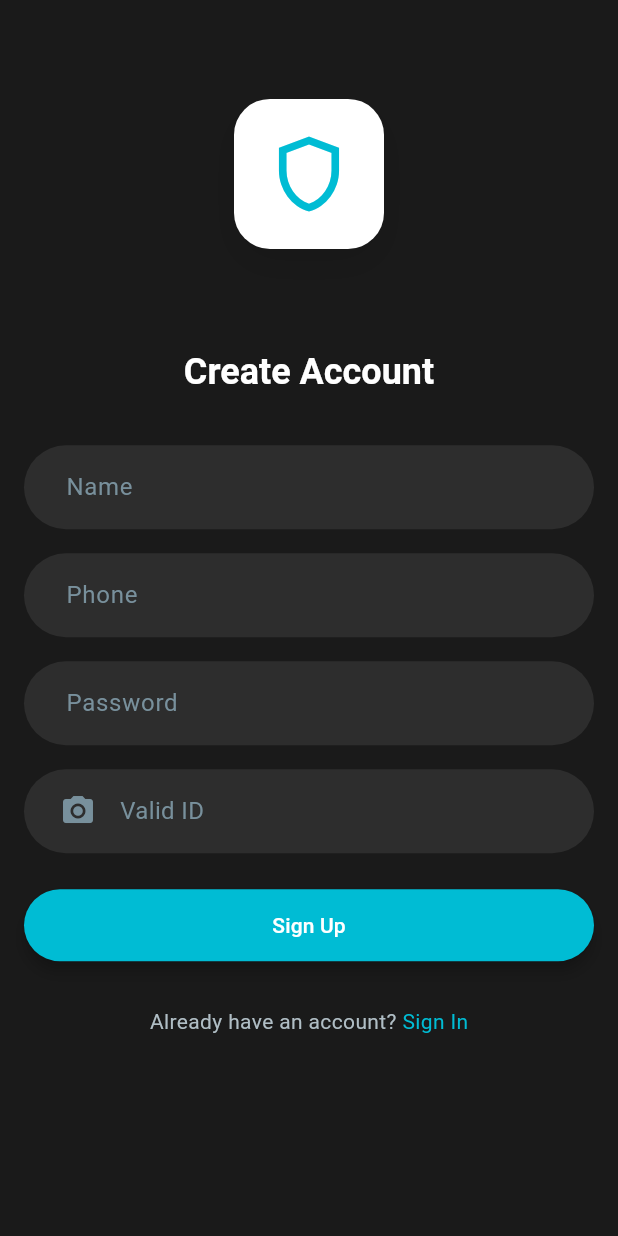
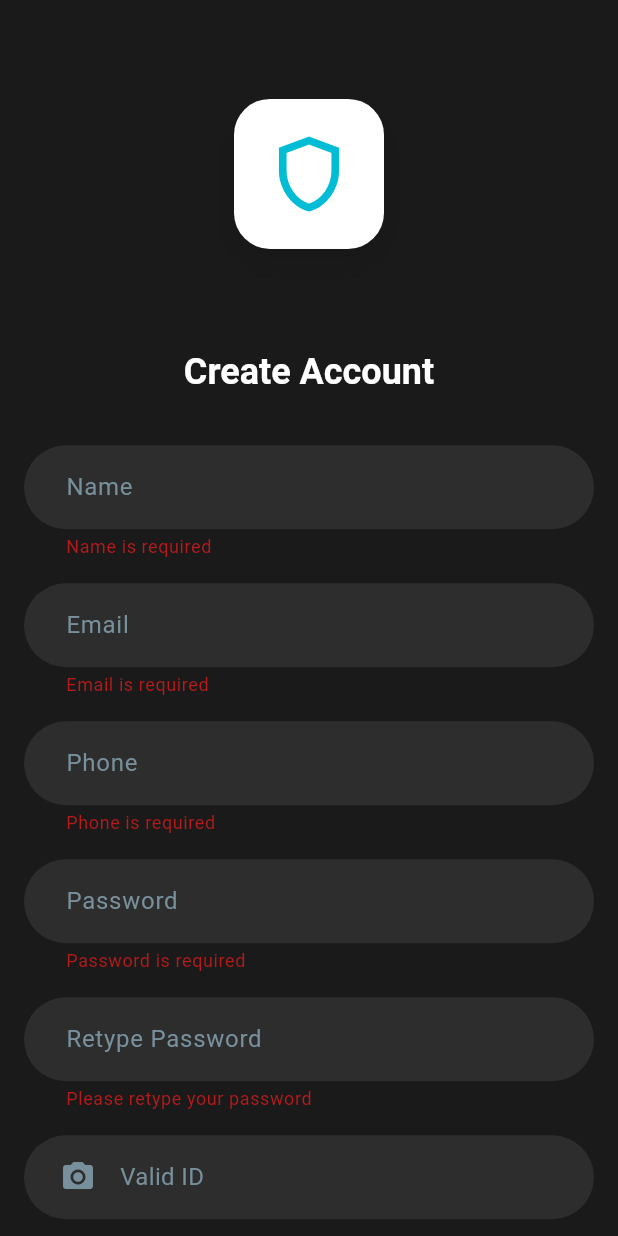
Before and after one commit to Zarathustra09/sentrisafe, a Flutter app: the RegistrationPage screen opened by its route, after a tap on "Sign Up", on a phone screen of 412 x 824 dp. Run offline on Flutter 3.47's test engine with Material 3 defaults, Android fonts, the phone set to English and light mode, and no system bars; our stand-ins replace form_field_validator, image_picker.

Commit message:
Add form validation constants and implement validators in registration page

```diff
--- a/lib/constants.dart
+++ b/lib/constants.dart
@@ -1,5 +1,6 @@
 // lib/constants.dart
 import 'package:flutter/material.dart';
+import 'package:form_field_validator/form_field_validator.dart';
 
 class AppColors {
   // Primary Colors
@@ -86,4 +87,23 @@ class AppConstants {
   static const Duration animationMedium = Duration(milliseconds: 400);
   static const Duration animationSlow = Duration(milliseconds: 800);
   static const Duration animationVerySlow = Duration(milliseconds: 1200);
+
+  // Form Validation Constants
+  static const double defaultPadding = 16.0;
+  static const double defaultBorderRadious = 12.0;
+  static const Duration defaultDuration = Duration(milliseconds: 300);
+  static const String pasNotMatchErrorText = "passwords do not match";
 }
+
+// Form Validators
+final passwordValidator = MultiValidator([
+  RequiredValidator(errorText: 'Password is required'),
+  MinLengthValidator(8, errorText: 'password must be at least 8 digits long'),
+  PatternValidator(r'(?=.*?[#?!@$%^&*-])',
+      errorText: 'passwords must have at least one special character')
+]);
+
+final emaildValidator = MultiValidator([
+  RequiredValidator(errorText: 'Email is required'),
+  EmailValidator(errorText: "Enter a valid email address"),
+]);
--- a/lib/pages/auth/registration_page.dart
+++ b/lib/pages/auth/registration_page.dart
@@ -1,9 +1,9 @@
 import 'package:flutter/material.dart';
+import 'package:form_field_validator/form_field_validator.dart';
 import 'package:image_picker/image_picker.dart';
 import 'dart:io';
 import '../../constants.dart';
 import '../../route/route_constant.dart';
-import 'dart:async';
 
 class RegistrationPage extends StatefulWidget {
   RegistrationPage({super.key});
@@ -14,7 +14,16 @@ class RegistrationPage extends StatefulWidget {
 
 class _RegistrationPageState extends State<RegistrationPage> {
   final _formKey = GlobalKey<FormState>();
+  final _passwordController = TextEditingController();
+  final _retypePasswordController = TextEditingController();
   File? _idImage;
+
+  @override
+  void dispose() {
+    _passwordController.dispose();
+    _retypePasswordController.dispose();
+    super.dispose();
+  }
 
   Future<void> _pickImage() async {
     final picker = ImagePicker();
@@ -24,6 +33,16 @@ class _RegistrationPageState extends State<RegistrationPage> {
         _idImage = File(pickedFile.path);
       });
     }
+  }
+
+  String? _validateRetypePassword(String? value) {
+    if (value == null || value.isEmpty) {
+      return 'Please retype your password';
+    }
+    if (value != _passwordController.text) {
+      return AppConstants.pasNotMatchErrorText;
+    }
+    return null;
   }
 
   @override
@@ -88,7 +107,27 @@ class _RegistrationPageState extends State<RegistrationPage> {
                             hintStyle: TextStyle(color: AppColors.textHint),
                           ),
                           style: const TextStyle(color: AppColors.textPrimary),
+                          validator: RequiredValidator(errorText: 'Name is required').call,
                           onSaved: (name) {},
+                        ),
+                        SizedBox(height: AppConstants.spacingM),
+                        TextFormField(
+                          decoration: InputDecoration(
+                            hintText: 'Email',
+                            filled: true,
+                            fillColor: AppColors.surface,
+                            contentPadding: const EdgeInsets.symmetric(
+                                horizontal: AppConstants.spacingM * 1.5, vertical: AppConstants.spacingM),
+                            border: const OutlineInputBorder(
+                              borderSide: BorderSide.none,
+                              borderRadius: BorderRadius.all(Radius.circular(AppConstants.radiusXL)),
+                            ),
+                            hintStyle: TextStyle(color: AppColors.textHint),
+                          ),
+                          keyboardType: TextInputType.emailAddress,
+                          style: const TextStyle(color: AppColors.textPrimary),
+                          validator: emaildValidator.call,
+                          onSaved: (email) {},
                         ),
                         SizedBox(height: AppConstants.spacingM),
                         TextFormField(
@@ -106,10 +145,12 @@ class _RegistrationPageState extends State<RegistrationPage> {
                           ),
                           keyboardType: TextInputType.phone,
                           style: const TextStyle(color: AppColors.textPrimary),
+                          validator: RequiredValidator(errorText: 'Phone is required').call,
                           onSaved: (phone) {},
                         ),
                         SizedBox(height: AppConstants.spacingM),
                         TextFormField(
+                          controller: _passwordController,
                           obscureText: true,
                           decoration: InputDecoration(
                             hintText: 'Password',
@@ -124,7 +165,28 @@ class _RegistrationPageState extends State<RegistrationPage> {
                             hintStyle: TextStyle(color: AppColors.textHint),
                           ),
                           style: const TextStyle(color: AppColors.textPrimary),
+                          validator: passwordValidator.call,
                           onSaved: (password) {},
+                        ),
+                        SizedBox(height: AppConstants.spacingM),
+                        TextFormField(
+                          controller: _retypePasswordController,
+                          obscureText: true,
+                          decoration: InputDecoration(
+                            hintText: 'Retype Password',
+                            filled: true,
+                            fillColor: AppColors.surface,
+                            contentPadding: const EdgeInsets.symmetric(
+                                horizontal: AppConstants.spacingM * 1.5, vertical: AppConstants.spacingM),
+                            border: const OutlineInputBorder(
+                              borderSide: BorderSide.none,
+                              borderRadius: BorderRadius.all(Radius.circular(AppConstants.radiusXL)),
+                            ),
+                            hintStyle: TextStyle(color: AppColors.textHint),
+                          ),
+                          style: const TextStyle(color: AppColors.textPrimary),
+                          validator: _validateRetypePassword,
+                          onSaved: (retypePassword) {},
                         ),
                         SizedBox(height: AppConstants.spacingM),
                         // Valid ID Image Upload Field
--- a/pubspec.yaml
+++ b/pubspec.yaml
@@ -35,6 +35,7 @@ dependencies:
   # Use with the CupertinoIcons class for iOS style icons.
   cupertino_icons: ^1.0.8
   image_picker: ^1.1.2
+  form_field_validator: ^1.1.0
 
 dev_dependencies:
   flutter_test:
```
Also changed, not shown: pubspec.lock.
